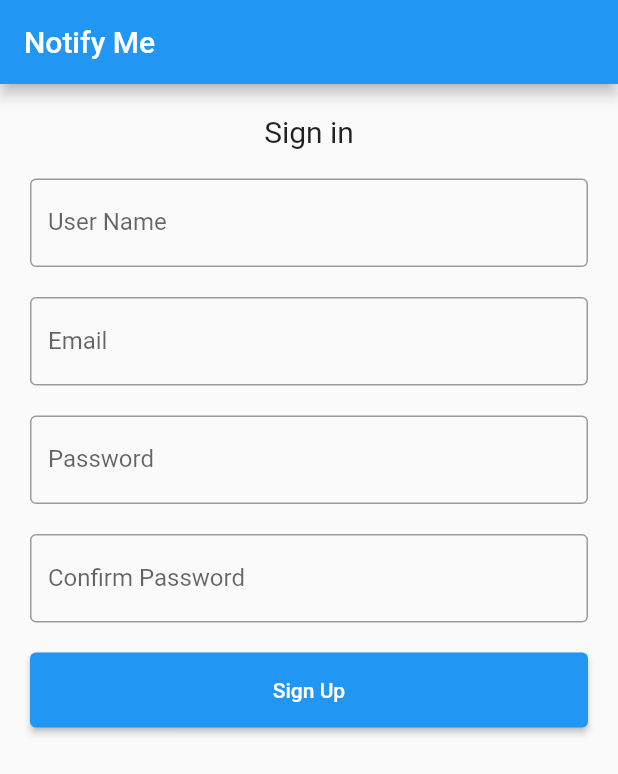
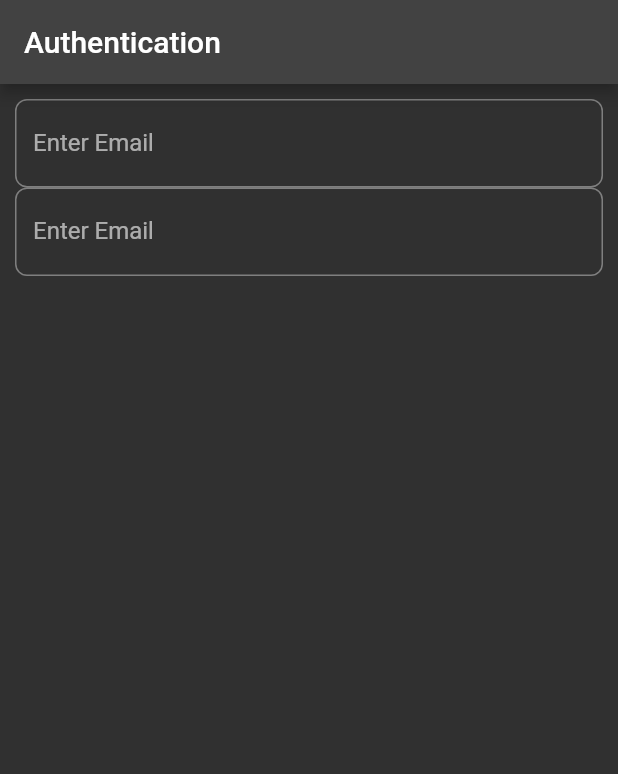
Before and after one commit to YouNova/NotifyMe, a Flutter app: the screen it shows after launch, on a phone screen of 412 x 824 dp. Shown: the top 774 px of the screen. Run offline on Flutter 3.47's test engine with Material 2 defaults, Android fonts, the phone set to English and light mode, and no system bars; our stand-ins replace google_fonts.

Commit message:
Commit 2

```diff
--- /dev/null
+++ b/notify_me/lib/auth/authform.dart
@@ -0,0 +1,78 @@
+import 'package:flutter/material.dart';
+import 'package:google_fonts/google_fonts.dart';
+
+class AuthForm extends StatefulWidget {
+  @override
+  _AuthFormState createState() => _AuthFormState();
+}
+
+class _AuthFormState extends State<AuthForm> {
+  final _formkey = GlobalKey<FormState>();
+  var _email = '';
+  var _passowrd = '';
+
+  @override
+  Widget build(BuildContext context) {
+    return Container(
+      height: MediaQuery.of(context).size.height,
+      width: MediaQuery.of(context).size.width,
+      child: ListView(
+        children: [
+          Container(
+            padding: EdgeInsets.only(left: 10, right: 10, top: 10),
+            child: Form(
+              key: _formkey,
+              child: Column(
+                mainAxisAlignment: MainAxisAlignment.center,
+                children: [
+                  TextFormField(
+                    keyboardType: TextInputType.emailAddress,
+                    key: ValueKey('email'),
+                    // validator: (value) {
+                    //   if (value!.isEmpty || !value.contains('@')) {
+                    //     return 'Incorrect Email';
+                    //   }
+                    //   return null;
+                    // },
+                    // onSaved: (value) {
+                    //   _email = value;
+                    // },
+                    decoration: InputDecoration(
+                      border: OutlineInputBorder(
+                        borderRadius: new BorderRadius.circular(8.0),
+                        borderSide: new BorderSide(),
+                      ),
+                      labelText: "Enter Email",
+                      labelStyle: GoogleFonts.roboto(),
+                    ),
+                  ),
+                  TextFormField(
+                    keyboardType: TextInputType.emailAddress,
+                    key: ValueKey('email'),
+                    // validator: (value) {
+                    //   if (value!.isEmpty || !value.contains('@')) {
+                    //     return 'Incorrect Email';
+                    //   }
+                    //   return null;
+                    // },
+                    // onSaved: (value) {
+                    //   _email = value;
+                    // },
+                    decoration: InputDecoration(
+                      border: OutlineInputBorder(
+                        borderRadius: new BorderRadius.circular(8.0),
+                        borderSide: new BorderSide(),
+                      ),
+                      labelText: "Enter Email",
+                      labelStyle: GoogleFonts.roboto(),
+                    ),
+                  ),
+                ],
+              ),
+            ),
+          )
+        ],
+      ),
+    );
+  }
+}
--- /dev/null
+++ b/notify_me/lib/auth/authscreen.dart
@@ -0,0 +1,17 @@
+import 'package:flutter/material.dart';
+import 'authform.dart';
+
+class AuthScreen extends StatefulWidget{
+  @override
+  _AuthScreenState createState()=>_AuthScreenState();
+}
+
+class _AuthScreenState extends State<AuthScreen>{
+  @override
+  Widget build(BuildContext context){
+    return Scaffold(
+      appBar: AppBar(title:Text('Authentication')),
+      body: AuthForm(),
+    );
+  }
+}
--- a/notify_me/lib/main.dart
+++ b/notify_me/lib/main.dart
@@ -1,6 +1,8 @@
 import 'package:flutter/material.dart';
 import 'login.dart';
 import 'signup.dart';
+import 'screens/homepage.dart';
+import 'auth/authscreen.dart';
 
 void main() {
   runApp(const MyApp());
@@ -12,7 +14,8 @@ class MyApp extends StatelessWidget {
   @override
   Widget build(BuildContext context) {
     return MaterialApp(
-      home: SignUp(),
+      home: AuthScreen(),
+      theme:ThemeData(brightness: Brightness.dark,primaryColor: Colors.purple),
     );
   }
 }
--- a/notify_me/lib/homepage.dart
+++ b/notify_me/lib/screens/homepage.dart
@@ -8,6 +8,8 @@ class HomePage extends StatefulWidget {
 class _HomePageState extends State<HomePage> {
   @override
   Widget build(BuildContext context) {
-    return Scaffold();
+    return Scaffold(
+      appBar:AppBar(title:Text("TODO"))
+    );
   }
 }
--- a/notify_me/pubspec.yaml
+++ b/notify_me/pubspec.yaml
@@ -29,6 +29,8 @@ environment:
 dependencies:
   flutter:
     sdk: flutter
+  firebase_auth:
+  google_fonts:
 
 
   # The following adds the Cupertino Icons font to your application.
```
Also changed, not shown: notify_me/pubspec.lock, 2 other files.
